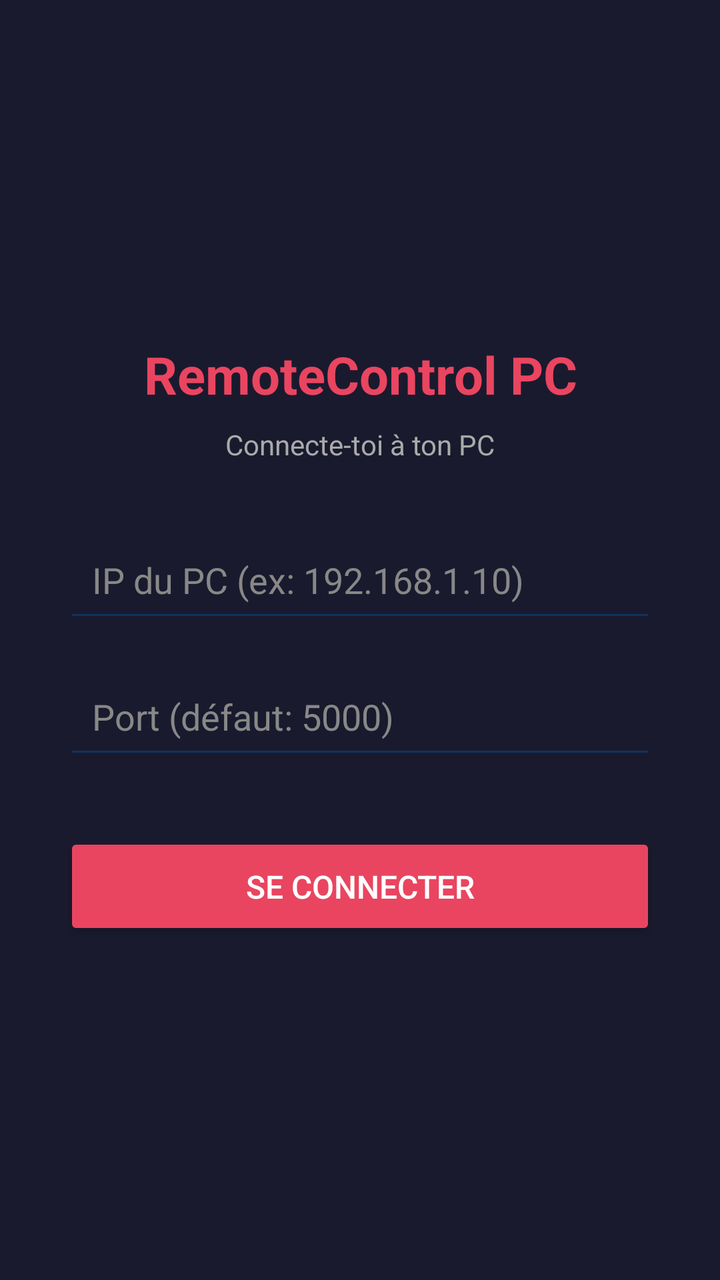
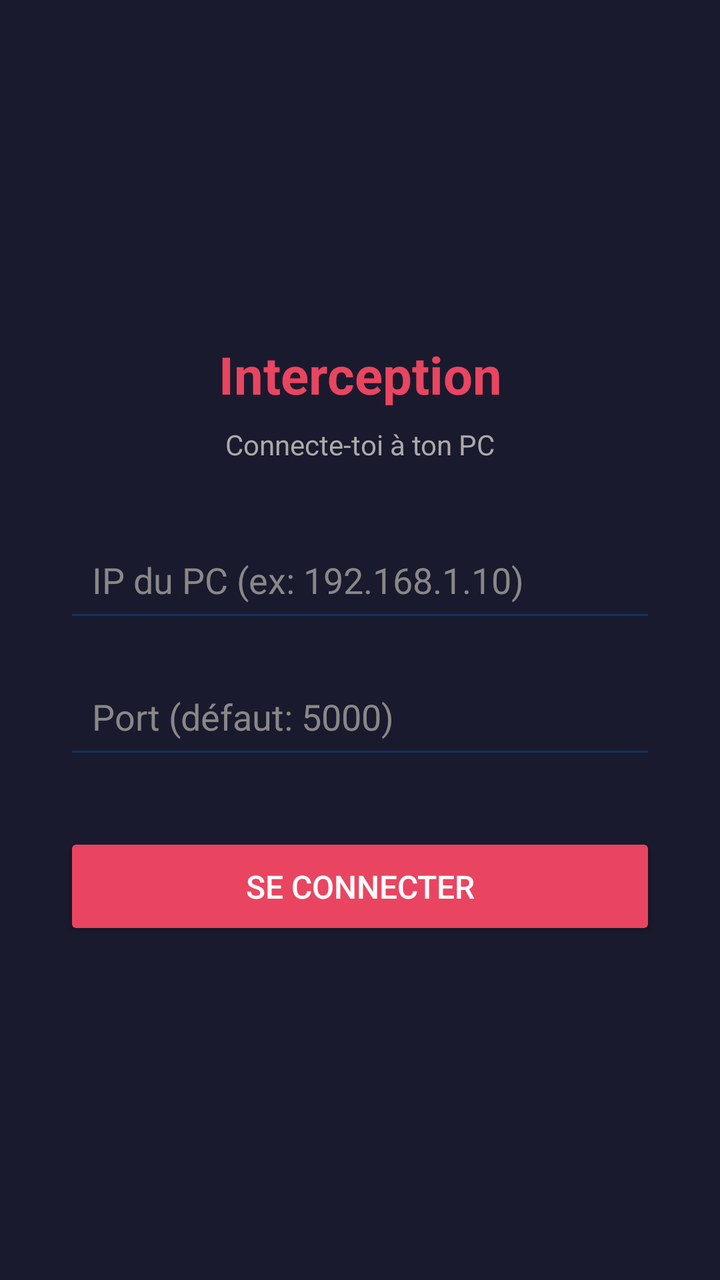

Before-and-after screenshots of an Android layout around one commit, followed by the original layout XML and the change that was made.
<!-- AndroidManifest.xml: application theme AppTheme -->
<!-- res/layout/activity_setup.xml -->
<?xml version="1.0" encoding="utf-8"?>
<LinearLayout xmlns:android="http://schemas.android.com/apk/res/android"
    android:layout_width="match_parent" android:layout_height="match_parent"
    android:orientation="vertical" android:gravity="center"
    android:padding="32dp" android:background="#1a1a2e">

    <TextView android:text="RemoteControl PC"
        android:textSize="26sp" android:textColor="#e94560"
        android:textStyle="bold" android:gravity="center"
        android:layout_width="match_parent" android:layout_height="wrap_content"
        android:layout_marginBottom="8dp"/>

    <TextView android:text="Connecte-toi à ton PC"
        android:textSize="14sp" android:textColor="#aaaaaa"
        android:gravity="center"
        android:layout_width="match_parent" android:layout_height="wrap_content"
        android:layout_marginBottom="32dp"/>

    <EditText android:id="@+id/et_ip"
        android:hint="@string/hint_ip"
        android:inputType="textUri"
        android:textColor="#ffffff" android:textColorHint="#888888"
        android:backgroundTint="#0f3460"
        android:padding="14dp"
        android:layout_width="match_parent" android:layout_height="wrap_content"
        android:layout_marginBottom="16dp"/>

    <EditText android:id="@+id/et_port"
        android:hint="@string/hint_port"
        android:inputType="number"
        android:textColor="#ffffff" android:textColorHint="#888888"
        android:backgroundTint="#0f3460"
        android:padding="14dp"
        android:layout_width="match_parent" android:layout_height="wrap_content"
        android:layout_marginBottom="32dp"/>

    <Button android:id="@+id/btn_connect"
        android:text="@string/btn_connect"
        android:backgroundTint="#e94560"
        android:textColor="#ffffff"
        android:textSize="16sp"
        android:padding="16dp"
        android:layout_width="match_parent" android:layout_height="wrap_content"/>
</LinearLayout>
<!-- resources referenced by this layout -->
<resources>
  <string name="btn_connect">Se connecter</string>
  <string name="hint_ip">IP du PC (ex: 192.168.1.10)</string>
  <string name="hint_port">Port (défaut: 5000)</string>
  <style name="AppTheme" parent="Theme.MaterialComponents.DayNight.NoActionBar">
          <item name="colorPrimary">#0f3460</item>
          <item name="colorPrimaryDark">#16213e</item>
          <item name="colorAccent">#e94560</item>
      </style>
</resources>

<!-- the commit's change to res/layout/activity_setup.xml (unified diff, before → after) -->
@@ -4,7 +4,7 @@
     android:orientation="vertical" android:gravity="center"
     android:padding="32dp" android:background="#1a1a2e">
 
-    <TextView android:text="RemoteControl PC"
+    <TextView android:text="Interception"
         android:textSize="26sp" android:textColor="#e94560"
         android:textStyle="bold" android:gravity="center"
         android:layout_width="match_parent" android:layout_height="wrap_content"
